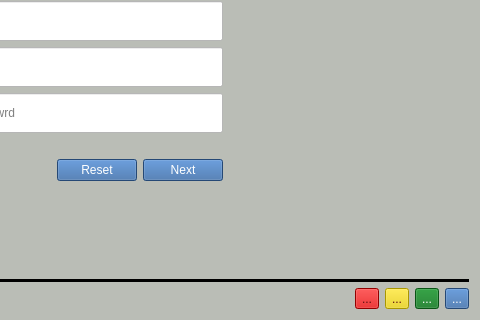
First picture: the form in resource/ui/mainwindow.ui, repository arghyabi/iAloy_old_desktop_app, before the edit; both pictures show x 257 to 737 and y 333 to 653 of the 737 by 653 pixel window.
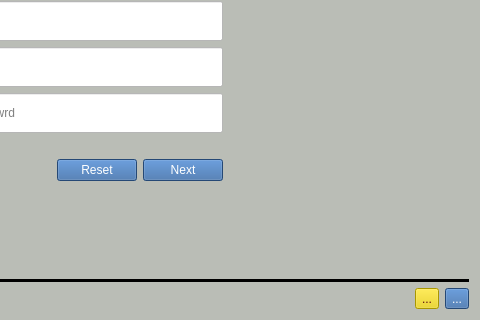
Second picture: the form after the edit.

Commit message: Module current status feature completed. MainWindow status bar UI modified.

What changed in the file:
```diff
--- a/resource/ui/mainwindow.ui
+++ b/resource/ui/mainwindow.ui
@@ -668,24 +668,6 @@
       <item>
        <widget class="QToolButton" name="available_update_btn">
         <property name="styleSheet">
-         <string notr="true">/*background-color: rgb(237, 212, 0);*/
-background-color: rgb(204, 0, 0);
-color: rgb(89, 14, 14);</string>
-        </property>
-        <property name="text">
-         <string>...</string>
-        </property>
-        <property name="iconSize">
-         <size>
-          <width>26</width>
-          <height>26</height>
-         </size>
-        </property>
-       </widget>
-      </item>
-      <item>
-       <widget class="QToolButton" name="new_module_info_btn">
-        <property name="styleSheet">
          <string notr="true">background-color: rgb(237, 212, 0);
 color: rgb(89, 14, 14);</string>
         </property>
@@ -700,23 +682,6 @@
         </property>
        </widget>
       </item>
-      <item>
-       <widget class="QToolButton" name="module_current_status_btn">
-        <property name="styleSheet">
-         <string notr="true">background-color: rgb(13, 118, 29);
-color: rgb(255, 255, 255);</string>
-        </property>
-        <property name="text">
-         <string>...</string>
-        </property>
-        <property name="iconSize">
-         <size>
-          <width>26</width>
-          <height>26</height>
-         </size>
-        </property>
-       </widget>
-      </item>
       <item>
        <widget class="QToolButton" name="keyboard_tool_button">
         <property name="toolTip">
```
The commit also changes 9 other files.
